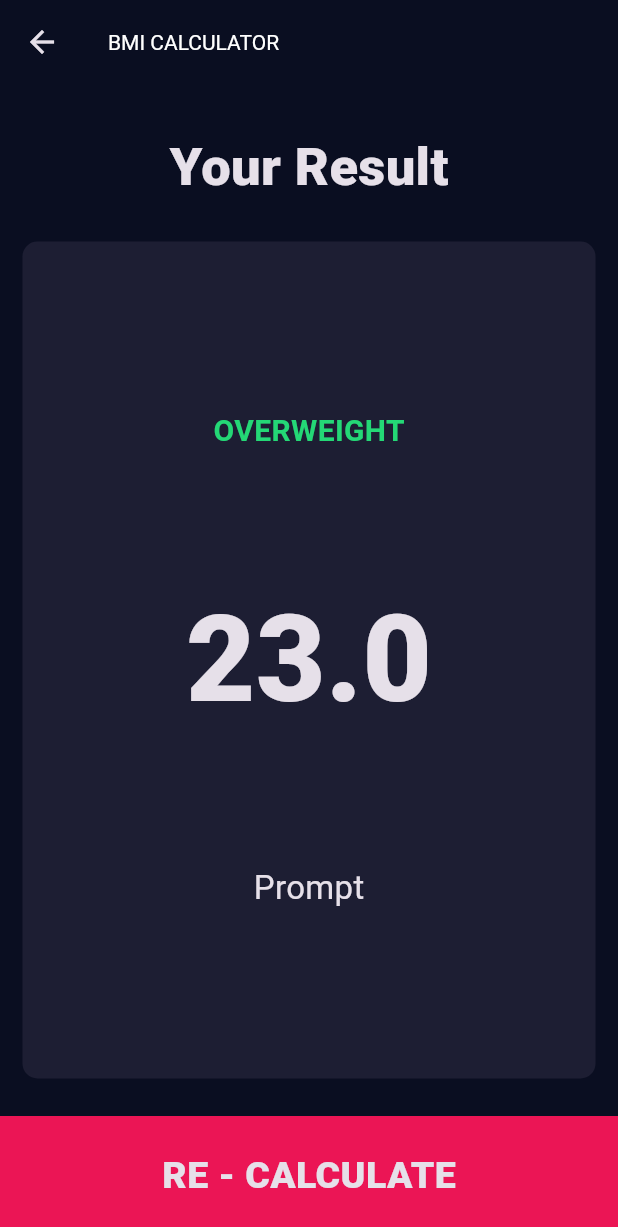
After one commit to thisaraganhewa/BMI_Calculator, a Flutter app: the ResultPage screen opened by its route, on a phone screen of 412 x 824 dp. The commit adds this screen. Shown: the top 1227 px of the screen. Run offline on Flutter 3.47's test engine with Material 3 defaults, Android fonts, the phone set to English and light mode, and no system bars; our stand-ins replace font_awesome_flutter.

Commit message:
designed the result page

```diff
--- a/lib/Constants.dart
+++ b/lib/Constants.dart
@@ -23,6 +23,26 @@ const kNumberStyle = TextStyle(
 );
 
 const kBottomTextStyle = TextStyle(
-    fontSize: 30.0,
+    fontSize: 25.0,
     fontWeight: FontWeight.w900
 );
+
+const kYourResult = TextStyle(
+    fontSize: 35.0,
+    fontWeight: FontWeight.w900
+);
+
+const kResultNumberStyle = TextStyle(
+    fontSize: 80.0,
+    fontWeight: FontWeight.w900
+);
+
+const kResultTextStyle = TextStyle(
+    fontSize: 20.0,
+  fontWeight: FontWeight.bold,
+  color: Color(0xFF24D876)
+);
+
+const kResultPromptStyle = TextStyle(
+  fontSize: 22.0
+);
--- a/lib/ResultPage.dart
+++ /dev/null
@@ -1,22 +0,0 @@
-import 'package:flutter/material.dart';
-
-class ResultPage extends StatefulWidget {
-  const ResultPage({super.key});
-
-  @override
-  State<ResultPage> createState() => _ResultPageState();
-}
-
-class _ResultPageState extends State<ResultPage> {
-  @override
-  Widget build(BuildContext context) {
-    return Scaffold(
-      appBar: AppBar(
-        title: const Text(
-            "Result"
-        ),
-      ),
-      body: const Text("heluu"),
-    );
-  }
-}
--- a/lib/IconChild.dart
+++ b/lib/components/IconChild.dart
@@ -1,6 +1,6 @@
 import 'package:flutter/material.dart';
 import 'package:font_awesome_flutter/font_awesome_flutter.dart';
-import 'Constants.dart';
+import '../Constants.dart';
 
 const iconSize = 80.0;
 const sizedBoxSize = 15.0;
--- /dev/null
+++ b/lib/components/ResultCard.dart
@@ -0,0 +1,28 @@
+import 'package:flutter/material.dart';
+
+class ResultCard extends StatelessWidget {
+
+  final Color? colour;
+  final Widget? cardChild;
+  final Function()? function;
+
+  ResultCard({this.colour, this.cardChild, this.function});
+
+
+  @override
+  Widget build(BuildContext context) {
+    return GestureDetector(
+      onTap: function,
+      child: Container(
+        margin: const EdgeInsets.all(15.0),
+        decoration: BoxDecoration(
+          borderRadius: BorderRadius.circular(10.0),
+          color: colour,
+        ),
+        child: cardChild,
+        height: 200.0,
+        width: 400.0,
+      ),
+    );
+  }
+}
--- a/lib/RoundedIconButton.dart
+++ b/lib/components/RoundedIconButton.dart
@@ -1,5 +1,5 @@
 import 'package:flutter/material.dart';
-import 'Constants.dart';
+import '../Constants.dart';
 
 class RoundedIconButton extends StatelessWidget {
 
--- a/lib/main.dart
+++ b/lib/main.dart
@@ -1,6 +1,6 @@
-import 'package:bmi_calculator/ResultPage.dart';
+import 'package:bmi_calculator/screens/ResultPage.dart';
 import 'package:flutter/material.dart';
-import 'input_page.dart';
+import 'screens/input_page.dart';
 
 void main() => runApp(BMICalculator());
 
--- /dev/null
+++ b/lib/screens/ResultPage.dart
@@ -0,0 +1,87 @@
+import 'package:bmi_calculator/Constants.dart';
+import 'package:bmi_calculator/components/ReusableCard.dart';
+import 'package:flutter/cupertino.dart';
+import 'package:flutter/material.dart';
+
+import '../components/ResultCard.dart';
+
+class ResultPage extends StatefulWidget {
+  const ResultPage({super.key});
+
+  @override
+  State<ResultPage> createState() => _ResultPageState();
+}
+
+class _ResultPageState extends State<ResultPage> {
+  @override
+  Widget build(BuildContext context) {
+    return Scaffold(
+      appBar: AppBar(
+        title: const Text(
+            "BMI CALCULATOR"
+        ),
+      ),
+      body: Column(
+        // mainAxisAlignment: MainAxisAlignment.center,
+        children: [
+          const SizedBox(
+            height: 30.0,
+          ),
+         Container(
+           padding: const EdgeInsets.only( bottom: 10.0 ),
+           child: const Text(
+             "Your Result",
+             style: kYourResult,
+           ),
+         ),
+          Expanded(
+              child: ResultCard(
+                cardChild: const Column(
+                  mainAxisAlignment:MainAxisAlignment.center,
+                  children: [
+                    Text(
+                      "OVERWEIGHT",
+                      style: kResultTextStyle,
+                    ),
+                    Padding(
+                      padding: EdgeInsets.symmetric( vertical: 80.0 ),
+                      child: Text(
+                        "23.0",
+                        style: kResultNumberStyle,
+                      ),
+                    ),
+                    Text(
+                        "Prompt",
+                      style: kResultPromptStyle,
+                    ),
+
+                  ],
+                ),
+                colour: kActiveCardColor,
+              )
+          ),
+          GestureDetector(
+            onTap: (){
+              Navigator.pushNamed(
+                  context,
+                  "/"
+              );
+            },
+            child: Container(
+              color: kBottomContainerColor,
+              margin: const EdgeInsets.only(top: 10.0),
+              width: double.infinity,
+              height: kBottomContainerHeight,
+              child: const Center(
+                child: Text(
+                  "RE - CALCULATE",
+                  style: kBottomTextStyle,
+                ),
+              ),
+            ),
+          )
+        ],
+      ),
+    );
+  }
+}
```
Also changed, not shown: lib/screens/input_page.dart (renamed from lib/input_page.dart, +5 -5 lines), lib/components/ReusableCard.dart (renamed from lib/ReusableCard.dart).
